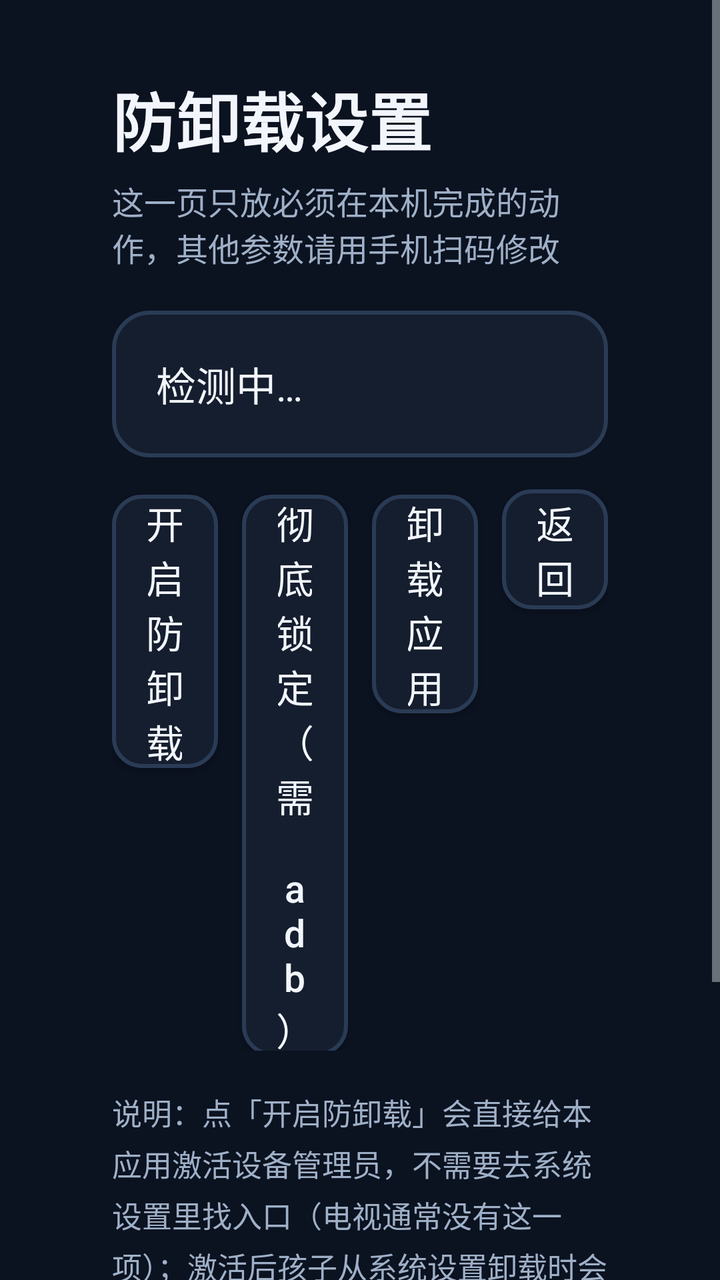
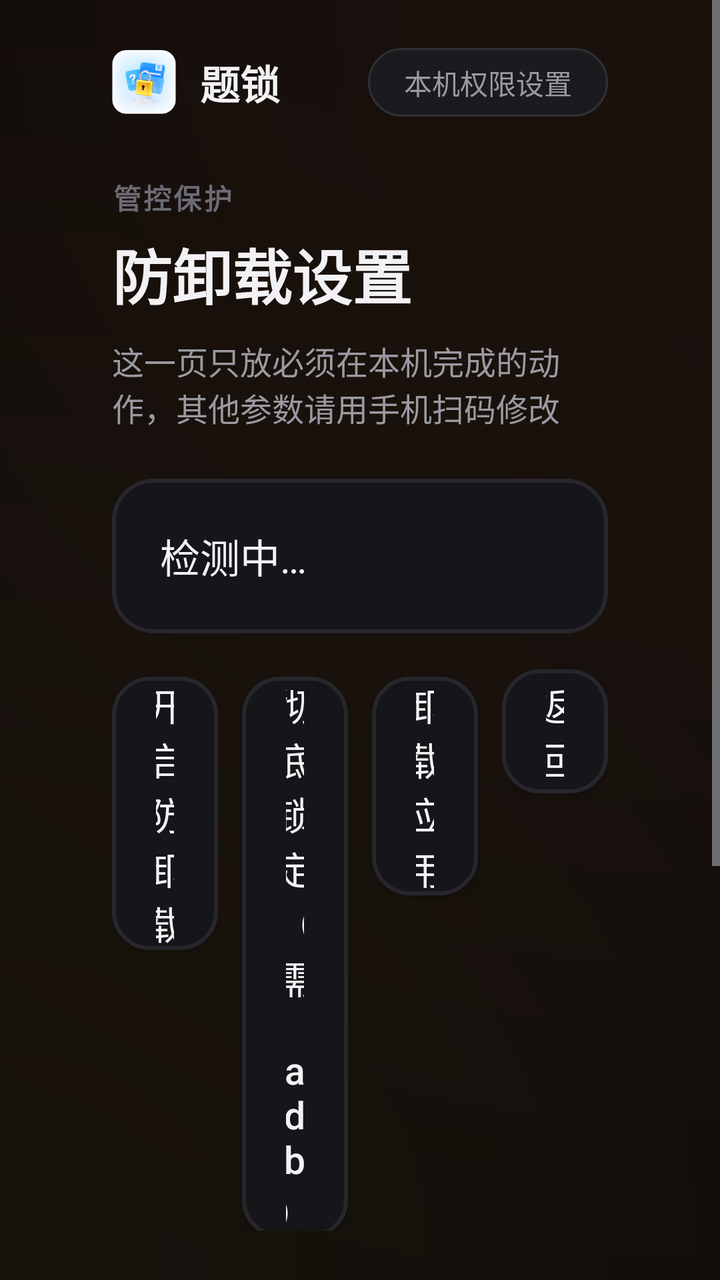

Compare the two renders of this Android layout. The source of the first and the diff that turns it into the second are given below.
<!-- AndroidManifest.xml: activity theme AppTheme -->
<!-- res/layout/activity_security.xml -->
<?xml version="1.0" encoding="utf-8"?>
<ScrollView xmlns:android="http://schemas.android.com/apk/res/android"
    android:layout_width="match_parent"
    android:layout_height="match_parent"
    android:background="@color/bg"
    android:fillViewport="true">

    <LinearLayout
        android:layout_width="match_parent"
        android:layout_height="wrap_content"
        android:orientation="vertical"
        android:paddingLeft="56dp"
        android:paddingTop="36dp"
        android:paddingRight="56dp"
        android:paddingBottom="36dp">

        <TextView
            android:layout_width="wrap_content"
            android:layout_height="wrap_content"
            android:text="防卸载设置"
            android:textColor="@color/textPrimary"
            android:textSize="32sp"
            android:textStyle="bold" />

        <TextView
            android:layout_width="wrap_content"
            android:layout_height="wrap_content"
            android:layout_marginTop="6dp"
            android:text="这一页只放必须在本机完成的动作，其他参数请用手机扫码修改"
            android:textColor="@color/textSecondary"
            android:textSize="16sp" />

        <TextView
            android:id="@+id/tvGuard"
            android:layout_width="match_parent"
            android:layout_height="wrap_content"
            android:layout_marginTop="20dp"
            android:background="@drawable/bg_card"
            android:lineSpacingExtra="7dp"
            android:padding="22dp"
            android:text="检测中…"
            android:textColor="@color/textPrimary"
            android:textSize="20sp" />

        <LinearLayout
            android:layout_width="match_parent"
            android:layout_height="wrap_content"
            android:layout_marginTop="16dp"
            android:orientation="horizontal">

            <Button
                android:id="@+id/btnGuard"
                style="@style/TvButton"
                android:layout_width="0dp"
                android:layout_height="wrap_content"
                android:layout_weight="1"
                android:layout_marginRight="12dp"
                android:text="开启防卸载" />

            <Button
                android:id="@+id/btnOwner"
                style="@style/TvButton"
                android:layout_width="0dp"
                android:layout_height="wrap_content"
                android:layout_weight="1"
                android:layout_marginRight="12dp"
                android:text="彻底锁定（需 adb）" />

            <Button
                android:id="@+id/btnUninstall"
                style="@style/TvButton"
                android:layout_width="0dp"
                android:layout_height="wrap_content"
                android:layout_weight="1"
                android:layout_marginRight="12dp"
                android:text="卸载应用" />

            <Button
                android:id="@+id/btnBack"
                style="@style/TvButton"
                android:layout_width="0dp"
                android:layout_height="wrap_content"
                android:layout_weight="1"
                android:text="返回" />
        </LinearLayout>

        <TextView
            android:layout_width="match_parent"
            android:layout_height="wrap_content"
            android:layout_marginTop="20dp"
            android:lineSpacingExtra="4dp"
            android:text="说明：点「开启防卸载」会直接给本应用激活设备管理员，不需要去系统设置里找入口（电视通常没有这一项）；激活后孩子从系统设置卸载时会先被要求「停用设备管理员」。如果系统强制拦截、页面拉不起来，本页会给出两条 adb 命令，复制到电脑执行一次即可。想彻底置灰系统「卸载」按钮，用「彻底锁定（需 adb）」设为设备所有者。"
            android:textColor="@color/textSecondary"
            android:textSize="15sp" />

    </LinearLayout>
</ScrollView>
<!-- resources referenced by this layout -->
<resources>
  <color name="bg">#0B1220</color>
  <color name="textPrimary">#F2F6FC</color>
  <color name="textSecondary">#9FB0C7</color>
  <!-- drawable bg_card (drawable) -->
  <?xml version="1.0" encoding="utf-8"?>
  <shape xmlns:android="http://schemas.android.com/apk/res/android" android:shape="rectangle">
      <solid android:color="@color/surface" />
      <corners android:radius="18dp" />
      <stroke
          android:width="2dp"
          android:color="@color/stroke" />
  </shape>
  <style name="TvButton" parent="@android:style/Widget.DeviceDefault.Button">
          <item name="android:background">@drawable/bg_option</item>
          <item name="android:textColor">@color/textPrimary</item>
          <item name="android:textSize">19sp</item>
          <item name="android:focusable">true</item>
          <item name="android:focusableInTouchMode">true</item>
          <item name="android:minHeight">60dp</item>
          <item name="android:minWidth">120dp</item>
          <item name="android:paddingLeft">18dp</item>
          <item name="android:paddingRight">18dp</item>
          <item name="android:textAllCaps">false</item>
          <item name="android:gravity">center</item>
      </style>
  <style name="AppTheme" parent="@android:style/Theme.DeviceDefault.NoActionBar">
          <item name="android:windowBackground">@color/bg</item>
          <item name="android:colorBackground">@color/bg</item>
          <item name="android:windowContentOverlay">@null</item>
      </style>
  <color name="surface">#151E2E</color>
  <color name="stroke">#2A3B55</color>
  <!-- drawable bg_option (drawable) -->
  <?xml version="1.0" encoding="utf-8"?>
  <selector xmlns:android="http://schemas.android.com/apk/res/android">
      <item android:state_focused="true">
          <shape android:shape="rectangle">
              <solid android:color="@color/surfaceFocus" />
              <corners android:radius="14dp" />
              <stroke
                  android:width="3dp"
                  android:color="@color/strokeFocus" />
          </shape>
      </item>
      <item android:state_pressed="true">
          <shape android:shape="rectangle">
              <solid android:color="@color/surfaceFocus" />
              <corners android:radius="14dp" />
              <stroke
                  android:width="2dp"
                  android:color="@color/accent" />
          </shape>
      </item>
      <item>
          <shape android:shape="rectangle">
              <solid android:color="@color/surface" />
              <corners android:radius="14dp" />
              <stroke
                  android:width="2dp"
                  android:color="@color/stroke" />
          </shape>
      </item>
  </selector>
  <color name="surfaceFocus">#1E3A5C</color>
  <color name="strokeFocus">#4CC2FF</color>
  <color name="accent">#4CC2FF</color>
</resources>

<!-- the commit's change to res/layout/activity_security.xml (unified diff, before → after) -->
@@ -2,7 +2,7 @@
 <ScrollView xmlns:android="http://schemas.android.com/apk/res/android"
     android:layout_width="match_parent"
     android:layout_height="match_parent"
-    android:background="@color/bg"
+    android:background="@drawable/bg_glow"
     android:fillViewport="true">
 
     <LinearLayout
@@ -10,22 +10,59 @@
         android:layout_height="wrap_content"
         android:orientation="vertical"
         android:paddingLeft="56dp"
-        android:paddingTop="36dp"
+        android:paddingTop="24dp"
         android:paddingRight="56dp"
         android:paddingBottom="36dp">
+
+        <LinearLayout
+            android:layout_width="match_parent"
+            android:layout_height="wrap_content"
+            android:gravity="center_vertical"
+            android:orientation="horizontal">
+
+            <ImageView
+                android:layout_width="32dp"
+                android:layout_height="32dp"
+                android:contentDescription="题锁"
+                android:src="@mipmap/ic_launcher" />
+
+            <TextView
+                style="@style/BrandName"
+                android:layout_width="wrap_content"
+                android:layout_height="wrap_content"
+                android:layout_marginLeft="12dp"
+                android:text="题锁" />
+
+            <Space
+                android:layout_width="0dp"
+                android:layout_height="1dp"
+                android:layout_weight="1" />
+
+            <TextView
+                style="@style/PillText"
+                android:layout_width="wrap_content"
+                android:layout_height="wrap_content"
+                android:text="本机权限设置" />
+        </LinearLayout>
+
+        <TextView
+            style="@style/SectionLabel"
+            android:layout_width="wrap_content"
+            android:layout_height="wrap_content"
+            android:layout_marginTop="30dp"
+            android:text="管控保护" />
+
+        <TextView
+            style="@style/PageTitle"
+            android:layout_width="wrap_content"
+            android:layout_height="wrap_content"
+            android:layout_marginTop="6dp"
+            android:text="防卸载设置" />
 
         <TextView
             android:layout_width="wrap_content"
             android:layout_height="wrap_content"
-            android:text="防卸载设置"
-            android:textColor="@color/textPrimary"
-            android:textSize="32sp"
-            android:textStyle="bold" />
-
-        <TextView
-            android:layout_width="wrap_content"
-            android:layout_height="wrap_content"
-            android:layout_marginTop="6dp"
+            android:layout_marginTop="10dp"
             android:text="这一页只放必须在本机完成的动作，其他参数请用手机扫码修改"
             android:textColor="@color/textSecondary"
             android:textSize="16sp" />
@@ -34,10 +71,10 @@
             android:id="@+id/tvGuard"
             android:layout_width="match_parent"
             android:layout_height="wrap_content"
-            android:layout_marginTop="20dp"
+            android:layout_marginTop="24dp"
             android:background="@drawable/bg_card"
-            android:lineSpacingExtra="7dp"
-            android:padding="22dp"
+            android:lineSpacingExtra="8dp"
+            android:padding="24dp"
             android:text="检测中…"
             android:textColor="@color/textPrimary"
             android:textSize="20sp" />
@@ -45,7 +82,7 @@
         <LinearLayout
             android:layout_width="match_parent"
             android:layout_height="wrap_content"
-            android:layout_marginTop="16dp"
+            android:layout_marginTop="18dp"
             android:orientation="horizontal">
 
             <Button
@@ -53,8 +90,8 @@
                 style="@style/TvButton"
                 android:layout_width="0dp"
                 android:layout_height="wrap_content"
+                android:layout_marginRight="12dp"
                 android:layout_weight="1"
-                android:layout_marginRight="12dp"
                 android:text="开启防卸载" />
 
             <Button
@@ -62,8 +99,8 @@
                 style="@style/TvButton"
                 android:layout_width="0dp"
                 android:layout_height="wrap_content"
+                android:layout_marginRight="12dp"
                 android:layout_weight="1"
-                android:layout_marginRight="12dp"
                 android:text="彻底锁定（需 adb）" />
 
             <Button
@@ -71,8 +108,8 @@
                 style="@style/TvButton"
                 android:layout_width="0dp"
                 android:layout_height="wrap_content"
+                android:layout_marginRight="12dp"
                 android:layout_weight="1"
-                android:layout_marginRight="12dp"
                 android:text="卸载应用" />
 
             <Button
@@ -87,10 +124,10 @@
         <TextView
             android:layout_width="match_parent"
             android:layout_height="wrap_content"
-            android:layout_marginTop="20dp"
-            android:lineSpacingExtra="4dp"
+            android:layout_marginTop="24dp"
+            android:lineSpacingExtra="6dp"
             android:text="说明：点「开启防卸载」会直接给本应用激活设备管理员，不需要去系统设置里找入口（电视通常没有这一项）；激活后孩子从系统设置卸载时会先被要求「停用设备管理员」。如果系统强制拦截、页面拉不起来，本页会给出两条 adb 命令，复制到电脑执行一次即可。想彻底置灰系统「卸载」按钮，用「彻底锁定（需 adb）」设为设备所有者。"
-            android:textColor="@color/textSecondary"
+            android:textColor="@color/textMuted"
             android:textSize="15sp" />
 
     </LinearLayout>
<!-- resource entries referenced after the edit -->
@@ -1,53 +1,133 @@
 <!-- resources referenced by this layout -->
 <resources>
-  <color name="bg">#0B1220</color>
-  <color name="textPrimary">#F2F6FC</color>
-  <color name="textSecondary">#9FB0C7</color>
+  <color name="textMuted">#6B6B74</color>
+  <color name="textPrimary">#F2F2F4</color>
+  <color name="textSecondary">#9A9AA2</color>
   <!-- drawable bg_card (drawable) -->
   <?xml version="1.0" encoding="utf-8"?>
   <shape xmlns:android="http://schemas.android.com/apk/res/android" android:shape="rectangle">
       <solid android:color="@color/surface" />
-      <corners android:radius="18dp" />
+      <corners android:radius="20dp" />
       <stroke
           android:width="2dp"
           android:color="@color/stroke" />
   </shape>
+  <!-- drawable bg_glow (drawable) -->
+  <?xml version="1.0" encoding="utf-8"?>
+  <layer-list xmlns:android="http://schemas.android.com/apk/res/android">
+      <item>
+          <shape android:shape="rectangle">
+              <solid android:color="@color/bgDeep" />
+          </shape>
+      </item>
+      <item>
+          <shape android:shape="rectangle">
+              <gradient
+                  android:type="radial"
+                  android:gradientRadius="760dp"
+                  android:centerX="0.92"
+                  android:centerY="0.0"
+                  android:startColor="#14FF7A1A"
+                  android:endColor="#00FF7A1A" />
+          </shape>
+      </item>
+      <item>
+          <shape android:shape="rectangle">
+              <gradient
+                  android:type="radial"
+                  android:gradientRadius="640dp"
+                  android:centerX="0.02"
+                  android:centerY="1.0"
+                  android:startColor="#0EFFB020"
+                  android:endColor="#00FFB020" />
+          </shape>
+      </item>
+  </layer-list>
+  <!-- mipmap ic_launcher: png bitmap (mipmap-hdpi, 10073 bytes) -->
+  <style name="BrandName">
+          <item name="android:textColor">@color/textPrimary</item>
+          <item name="android:textSize">20sp</item>
+          <item name="android:textStyle">bold</item>
+          <item name="android:includeFontPadding">false</item>
+      </style>
+  <style name="PageTitle">
+          <item name="android:textColor">@color/textPrimary</item>
+          <item name="android:textSize">30sp</item>
+          <item name="android:textStyle">bold</item>
+          <item name="android:lineSpacingExtra">4dp</item>
+      </style>
+  <style name="PillText">
+          <item name="android:background">@drawable/bg_pill</item>
+          <item name="android:textColor">@color/textSecondary</item>
+          <item name="android:textSize">14sp</item>
+          <item name="android:paddingLeft">18dp</item>
+          <item name="android:paddingRight">18dp</item>
+          <item name="android:paddingTop">7dp</item>
+          <item name="android:paddingBottom">7dp</item>
+          <item name="android:includeFontPadding">false</item>
+      </style>
+  <style name="SectionLabel">
+          <item name="android:textColor">@color/textMuted</item>
+          <item name="android:textSize">14sp</item>
+          <item name="android:textStyle">bold</item>
+          <item name="android:letterSpacing">0.08</item>
+      </style>
   <style name="TvButton" parent="@android:style/Widget.DeviceDefault.Button">
           <item name="android:background">@drawable/bg_option</item>
           <item name="android:textColor">@color/textPrimary</item>
           <item name="android:textSize">19sp</item>
           <item name="android:focusable">true</item>
           <item name="android:focusableInTouchMode">true</item>
-          <item name="android:minHeight">60dp</item>
+          <item name="android:minHeight">62dp</item>
           <item name="android:minWidth">120dp</item>
-          <item name="android:paddingLeft">18dp</item>
-          <item name="android:paddingRight">18dp</item>
+          <item name="android:paddingLeft">22dp</item>
+          <item name="android:paddingRight">22dp</item>
           <item name="android:textAllCaps">false</item>
           <item name="android:gravity">center</item>
       </style>
   <style name="AppTheme" parent="@android:style/Theme.DeviceDefault.NoActionBar">
-          <item name="android:windowBackground">@color/bg</item>
-          <item name="android:colorBackground">@color/bg</item>
+          <item name="android:windowBackground">@color/bgDeep</item>
+          <item name="android:colorBackground">@color/bgDeep</item>
           <item name="android:windowContentOverlay">@null</item>
       </style>
-  <color name="surface">#151E2E</color>
-  <color name="stroke">#2A3B55</color>
+  <color name="surface">#16161A</color>
+  <color name="stroke">#26262C</color>
+  <color name="bgDeep">#08080A</color>
+  <!-- drawable bg_pill (drawable) -->
+  <?xml version="1.0" encoding="utf-8"?>
+  <shape xmlns:android="http://schemas.android.com/apk/res/android" android:shape="rectangle">
+      <solid android:color="@color/pillBg" />
+      <corners android:radius="999dp" />
+      <stroke
+          android:width="1dp"
+          android:color="#303037" />
+  </shape>
   <!-- drawable bg_option (drawable) -->
   <?xml version="1.0" encoding="utf-8"?>
   <selector xmlns:android="http://schemas.android.com/apk/res/android">
       <item android:state_focused="true">
-          <shape android:shape="rectangle">
-              <solid android:color="@color/surfaceFocus" />
-              <corners android:radius="14dp" />
-              <stroke
-                  android:width="3dp"
-                  android:color="@color/strokeFocus" />
-          </shape>
+          <layer-list>
+              <item>
+                  <shape android:shape="rectangle">
+                      <solid android:color="#33FFB020" />
+                      <corners android:radius="21dp" />
+                  </shape>
+              </item>
+              <item android:left="3dp" android:top="3dp" android:right="3dp" android:bottom="3dp">
+                  <shape android:shape="rectangle">
+                      <solid android:color="@color/surfaceFocus" />
+                      <corners android:radius="18dp" />
+                      <stroke
+                          android:width="2dp"
+                          android:color="@color/strokeFocus" />
+                  </shape>
+              </item>
+          </layer-list>
       </item>
       <item android:state_pressed="true">
           <shape android:shape="rectangle">
               <solid android:color="@color/surfaceFocus" />
-              <corners android:radius="14dp" />
+              <corners android:radius="18dp" />
               <stroke
                   android:width="2dp"
                   android:color="@color/accent" />
@@ -56,15 +136,16 @@
       <item>
           <shape android:shape="rectangle">
               <solid android:color="@color/surface" />
-              <corners android:radius="14dp" />
+              <corners android:radius="18dp" />
               <stroke
                   android:width="2dp"
                   android:color="@color/stroke" />
           </shape>
       </item>
   </selector>
-  <color name="surfaceFocus">#1E3A5C</color>
-  <color name="strokeFocus">#4CC2FF</color>
-  <color name="accent">#4CC2FF</color>
+  <color name="pillBg">#1A1A1F</color>
+  <color name="surfaceFocus">#2A2116</color>
+  <color name="strokeFocus">#FFB020</color>
+  <color name="accent">#FFB020</color>
 </resources>
 
